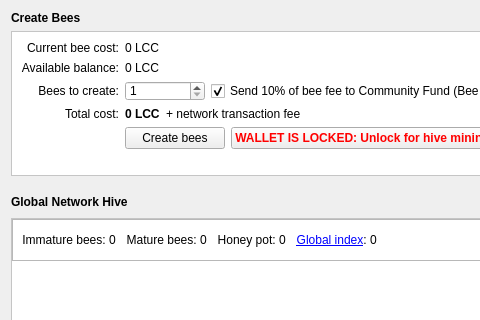
This is src/qt/forms/hivedialog.ui in MerlinMagic2018/Lightning-Cash as Qt 5 draws it before an edit; both pictures show x 0 to 480 and y 0 to 320 of the 1000 by 690 pixel window. The edited form follows.
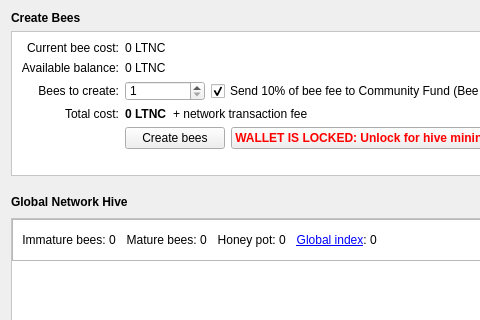
This is the edited form. Icons and pictures are not drawn. Custom widgets are drawn as their Qt base class.

What changed in the file:
```diff
--- a/src/qt/forms/hivedialog.ui
+++ b/src/qt/forms/hivedialog.ui
@@ -158,7 +158,7 @@
            </font>
           </property>
           <property name="text">
-           <string>0 LCC</string>
+           <string>0 LTNC</string>
           </property>
          </widget>
         </item>
@@ -269,7 +269,7 @@
            </font>
           </property>
           <property name="text">
-           <string>0 LCC</string>
+           <string>0 LTNC</string>
           </property>
          </widget>
         </item>
@@ -373,7 +373,7 @@
            </font>
           </property>
           <property name="text">
-           <string>0 LCC</string>
+           <string>0 LTNC</string>
           </property>
          </widget>
         </item>
```
